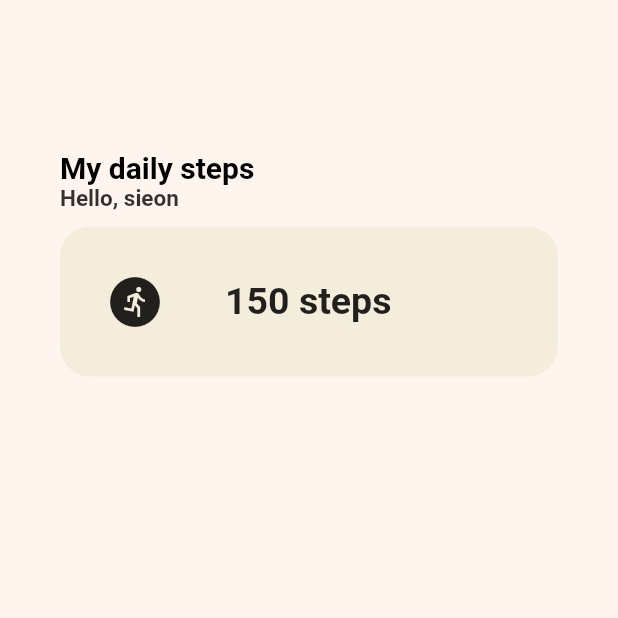
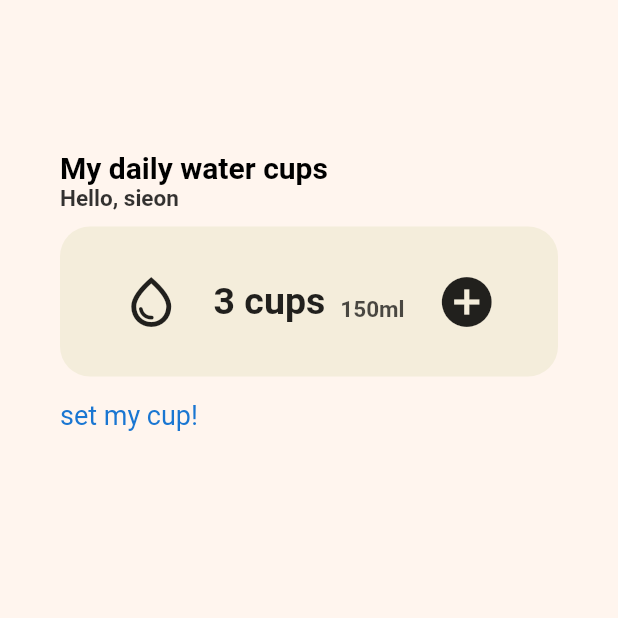
Before and after one commit to Shinsieon/FlutterApps, a Flutter app: the screen it shows after launch, on a phone screen of 412 x 824 dp, the top half of it. Run offline on Flutter 3.47's test engine with Material 2 defaults, Android fonts, the phone set to English and light mode, and no system bars; our stand-ins replace shared_preferences.

Commit message:
watercups of flutter

```diff
--- a/watercups/lib/main.dart
+++ b/watercups/lib/main.dart
@@ -12,9 +12,9 @@ class MyApp extends StatelessWidget {
   Widget build(BuildContext context) {
     return MaterialApp(
         theme: ThemeData(
-            textTheme: const TextTheme(
+            textTheme: TextTheme(
               displayLarge: TextStyle(
-                color: Color(0xFF232B55),
+                color: Colors.blue[700],
               ),
             ),
             cardColor: const Color(0xFFF4EDDB),
--- a/watercups/lib/screens/home_screen.dart
+++ b/watercups/lib/screens/home_screen.dart
@@ -23,7 +23,7 @@ class _HomeScreenState extends State<HomeScreen> {
               height: 50,
             ),
             const Text(
-              "My daily steps",
+              "My daily water cups",
               style: TextStyle(
                 color: Colors.black,
                 fontSize: 20,
@@ -44,26 +44,52 @@ class _HomeScreenState extends State<HomeScreen> {
                 borderRadius: BorderRadius.circular(20),
                 color: Theme.of(context).cardColor,
               ),
-              child: const Padding(
-                padding: EdgeInsets.all(30),
+              child: Padding(
+                padding: const EdgeInsets.all(30),
                 child: Row(
+                  mainAxisAlignment: MainAxisAlignment.spaceAround,
                   children: [
-                    Icon(
-                      Icons.run_circle,
+                    const Icon(
+                      Icons.water_drop_outlined,
                       size: 40,
                     ),
-                    SizedBox(width: 40),
-                    Text(
-                      "150 steps",
-                      style: TextStyle(
-                          color: Colors.black87,
-                          fontSize: 25,
-                          fontWeight: FontWeight.w600),
+                    Row(
+                      crossAxisAlignment: CrossAxisAlignment.end,
+                      children: [
+                        const Text(
+                          "3 cups",
+                          style: TextStyle(
+                              color: Colors.black87,
+                              fontSize: 25,
+                              fontWeight: FontWeight.w600),
+                        ),
+                        const SizedBox(width: 10),
+                        Text(
+                          "150ml",
+                          style: TextStyle(
+                              color: Colors.black.withOpacity(0.7),
+                              fontSize: 15,
+                              fontWeight: FontWeight.w600),
+                        ),
+                      ],
+                    ),
+                    const Icon(
+                      Icons.add_circle,
+                      size: 40,
                     )
                   ],
                 ),
               ),
             ),
+            const SizedBox(
+              height: 15,
+            ),
+            Text(
+              "set my cup!",
+              style: TextStyle(
+                  fontSize: 18,
+                  color: Theme.of(context).textTheme.displayLarge!.color),
+            )
           ],
         ),
       ),
```
